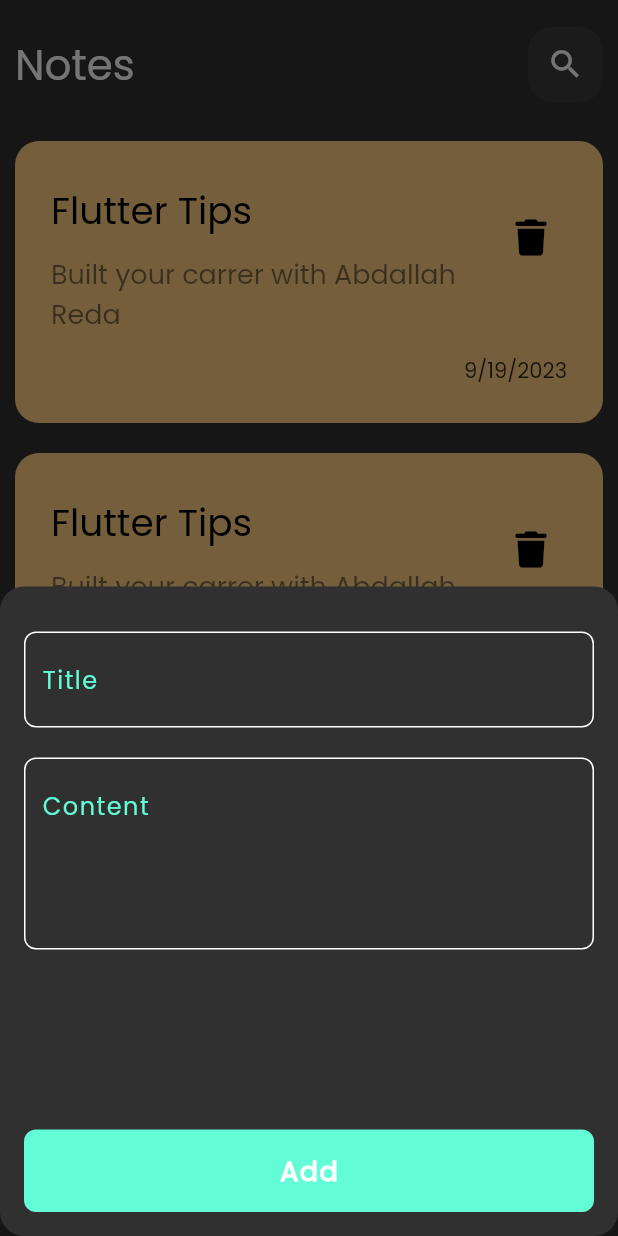
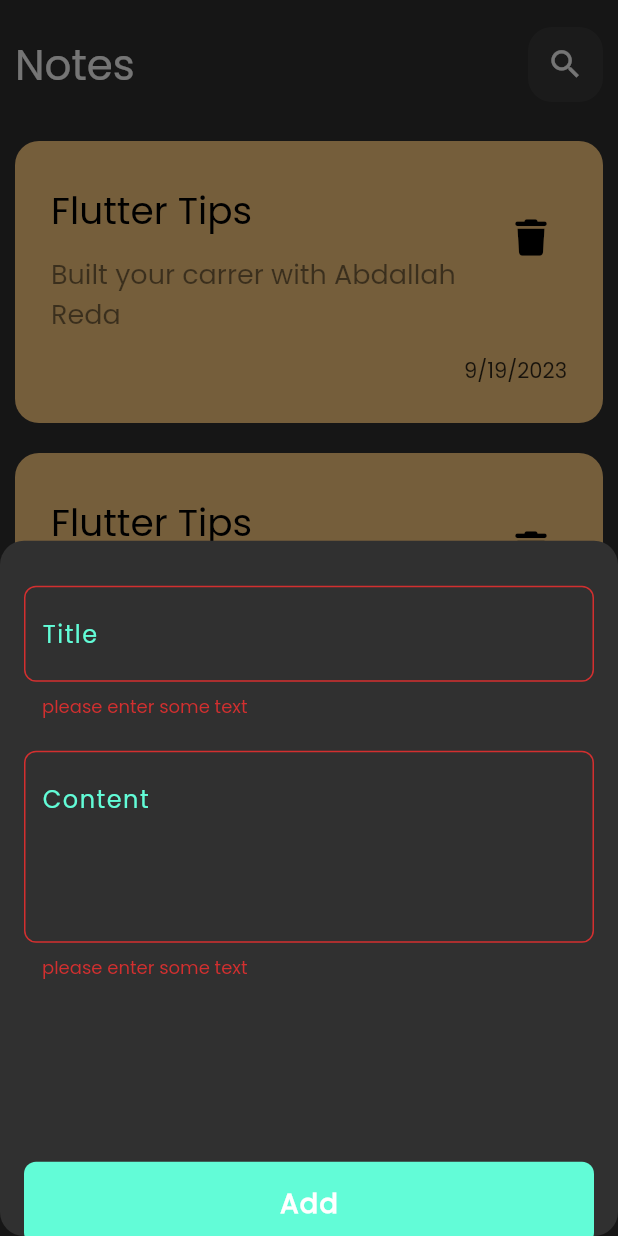
Before and after one commit to Abdallahreda12/Notes_app, a Flutter app: the screen it shows after launch, after a tap on the "add" icon, on a phone screen of 412 x 824 dp. Run offline on Flutter 3.47's test engine with Material 2 defaults, Android fonts, the phone set to English and light mode, and no system bars; our stand-ins replace font_awesome_flutter, hive, hive_flutter; accounts and stored records are empty.

```diff
--- a/lib/Views/notes_view.dart
+++ b/lib/Views/notes_view.dart
@@ -19,7 +19,7 @@ class NotesView extends StatelessWidget {
                   borderRadius: BorderRadius.circular(16)),
               context: context,
               builder: (context) {
-                return addNoteBottomSheet();
+                return const addNoteBottomSheet();
               });
         },
       ),
--- a/lib/Widgets/custom_appbar.dart
+++ b/lib/Widgets/custom_appbar.dart
@@ -2,20 +2,20 @@ import 'package:flutter/material.dart';
 import 'package:notes_app/Widgets/custom_icon.dart';
 
 class CustomAppBar extends StatelessWidget {
-  const CustomAppBar({required this.title, required this.icon});
+  const CustomAppBar({super.key, required this.title, required this.icon});
 
   final String title;
   final IconData icon;
   @override
   Widget build(BuildContext context) {
     return Padding(
-      padding: EdgeInsets.symmetric(horizontal: 10),
+      padding: const EdgeInsets.symmetric(horizontal: 10),
       child: Row(
         mainAxisAlignment: MainAxisAlignment.spaceBetween,
         children: [
           Text(
-            "$title",
-            style: TextStyle(fontSize: 28),
+            title,
+            style: const TextStyle(fontSize: 28),
           ),
           CustomIcon(icon: icon,)
         ],
--- /dev/null
+++ b/lib/Widgets/custom_button.dart
@@ -0,0 +1,36 @@
+import 'package:flutter/material.dart';
+import '../constants.dart';
+
+// ignore: camel_case_types
+class CustomButton extends StatelessWidget {
+  const CustomButton({super.key, required this.onTap});
+
+  //final void Function() onTap;
+
+  final VoidCallback onTap;
+
+  @override
+  Widget build(BuildContext context) {
+    return GestureDetector(
+      onTap: onTap,
+      child: Container(
+        width: MediaQuery.of(context).size.width,
+        height: 55,
+        decoration: BoxDecoration(
+          color: kPrimaryColor,
+          borderRadius: BorderRadius.circular(8),
+        ),
+        child: const Center(
+          child: Text(
+            "Add",
+            style: TextStyle(
+                color: Colors.white,
+                fontWeight: FontWeight.bold,
+                fontSize: 18,
+                letterSpacing: 1),
+          ),
+        ),
+      ),
+    );
+  }
+}
--- a/lib/Widgets/custom_icon.dart
+++ b/lib/Widgets/custom_icon.dart
@@ -1,7 +1,7 @@
 import 'package:flutter/material.dart';
 
 class CustomIcon extends StatelessWidget {
-  const CustomIcon({required this.icon});
+  const CustomIcon({super.key, required this.icon});
 
   final IconData icon;
   @override
--- a/lib/Widgets/custom_note_item.dart
+++ b/lib/Widgets/custom_note_item.dart
@@ -12,7 +12,7 @@ class NoteItem extends StatelessWidget {
     return GestureDetector(
       onTap: () {
         Navigator.push(context, MaterialPageRoute(builder: (context) {
-          return editeNoteView();
+          return const EditeNoteView();
         }));
       },
       child: Container(
--- a/lib/Widgets/custom_text_field.dart
+++ b/lib/Widgets/custom_text_field.dart
@@ -3,13 +3,23 @@ import 'package:notes_app/constants.dart';
 
 // ignore: camel_case_types, must_be_immutable
 class customTextField extends StatelessWidget {
-  customTextField({super.key, this.hintText, this.maxLines = 1});
+  customTextField({super.key, this.hintText, this.maxLines = 1, this.onSaved});
 
   String? hintText;
   int? maxLines;
+
+  final void Function(String?)? onSaved;
   @override
   Widget build(BuildContext context) {
-    return TextField(
+    return TextFormField(
+      onSaved: onSaved,
+      validator: (value) {
+        if (value == null || value.isEmpty) {
+          return "please enter some text";
+        } else {
+          return null;
+        }
+      },
       cursorColor: kPrimaryColor,
       maxLines: maxLines,
       decoration: InputDecoration(
--- a/lib/Widgets/edite_view_body.dart
+++ b/lib/Widgets/edite_view_body.dart
@@ -2,8 +2,8 @@ import 'package:flutter/material.dart';
 import 'package:notes_app/Widgets/custom_appbar.dart';
 import 'package:notes_app/Widgets/custom_text_field.dart';
 
-class editeNoteViewBody extends StatelessWidget {
-  const editeNoteViewBody({super.key});
+class EditeNoteViewBody extends StatelessWidget {
+  const EditeNoteViewBody({super.key});
 
   @override
   Widget build(BuildContext context) {
--- a/lib/Widgets/note_bottom_sheet.dart
+++ b/lib/Widgets/note_bottom_sheet.dart
@@ -1,67 +1,75 @@
 import 'package:flutter/material.dart';
-import 'package:notes_app/constants.dart';
-
+import 'custom_button.dart';
 import 'custom_text_field.dart';
 
 // ignore: camel_case_types
 class addNoteBottomSheet extends StatelessWidget {
-  addNoteBottomSheet({super.key});
+  const addNoteBottomSheet({super.key});
   @override
   Widget build(BuildContext context) {
-    return SingleChildScrollView(
+    return const SingleChildScrollView(
       child: Padding(
-        padding: const EdgeInsets.symmetric(horizontal: 16, vertical: 16),
+        padding: EdgeInsets.symmetric(horizontal: 16, vertical: 16),
+        child: AddNoteForm(),
+      ),
+    );
+  }
+}
+
+class AddNoteForm extends StatefulWidget {
+  const AddNoteForm({
+    super.key,
+  });
+
+  @override
+  State<AddNoteForm> createState() => _AddNoteFormState();
+}
+
+class _AddNoteFormState extends State<AddNoteForm> {
+  final GlobalKey<FormState> _formKey = GlobalKey();
+
+  final AutovalidateMode autovalidateMode = AutovalidateMode.always;
+  String? title;
+  String? subtitle;
+  @override
+  Widget build(BuildContext context) {
+    return Form(
+      key: _formKey,
+      autovalidateMode: autovalidateMode,
       child: Column(
         children: [
           const SizedBox(
             height: 14,
           ),
           customTextField(
+            onSaved: (p0) {
+              title = p0;
+            },
             hintText: "Title",
           ),
           const SizedBox(
             height: 20,
           ),
           customTextField(
+            onSaved: (p0) {
+              subtitle = p0;
+            },
             hintText: "Content",
             maxLines: 4,
           ),
           const SizedBox(
             height: 120,
           ),
-            const customButton()
+          CustomButton(
+            onTap: () {
+              if (_formKey.currentState!.validate()) {
+                _formKey.currentState!.save();
+                setState(() {});
+              }
+            },
+          )
         ],
-        ),
       ),
     );
   }
 }
-
-class customButton extends StatelessWidget {
-  const customButton({super.key});
-
-  @override
-  Widget build(BuildContext context) {
-    return GestureDetector(
-      onTap: () {},
-      child: Container(
-        width: MediaQuery.of(context).size.width,
-        height: 55,
-        decoration: BoxDecoration(
-          color: kPrimaryColor,
-          borderRadius: BorderRadius.circular(8),
-        ),
-        child: const Center(
-          child: Text(
-            "Add",
-            style: TextStyle(
-                color: Colors.white,
-                fontWeight: FontWeight.bold,
-                fontSize: 18,
-                letterSpacing: 1),
-          ),
-        ),
-      ),
-    );
-  }
-}
--- a/lib/models/noteModel.dart
+++ b/lib/models/noteModel.dart
@@ -3,7 +3,7 @@ import 'package:hive/hive.dart';
 part 'noteModel.g.dart';
 
 @HiveType(typeId: 0)
-class noteModel {
+class NoteModel {
   @HiveField(0)
   final String title;
   @HiveField(1)
@@ -13,7 +13,7 @@ class noteModel {
   @HiveField(3)
   final int color;
 
-  noteModel(
+  NoteModel(
       {required this.title,
       required this.subtitle,
       required this.date,
```
Also changed, not shown: lib/Views/edit_note_view.dart (+4 -4 lines), lib/models/noteModel.g.dart. Lines whose indentation alone changed are shown as unchanged.
